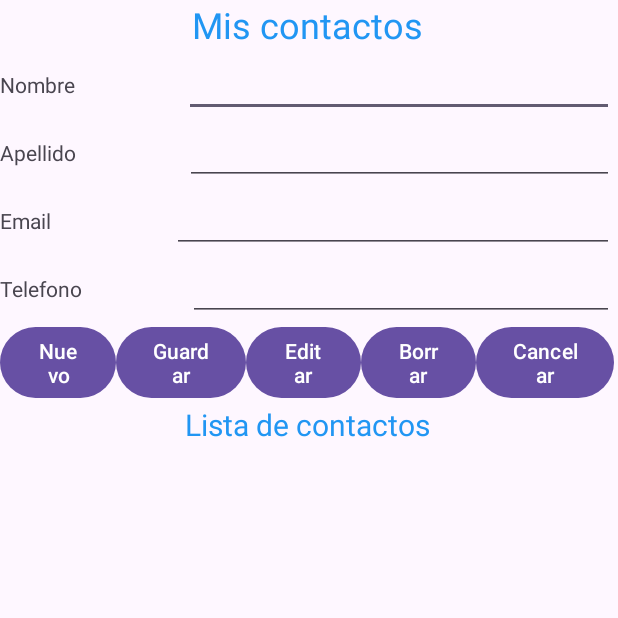
After one commit to ioancallay/Contactos, an Android app: the contactos screen opened directly, with no data from a screen before it, on a phone screen of 412 x 824 dp, the top half of it. The commit adds this screen. Run offline under Robolectric (Android 15) with nearby library versions, the phone set to English and light mode, and no system bars.

```diff
--- a/app/src/main/AndroidManifest.xml
+++ b/app/src/main/AndroidManifest.xml
@@ -16,18 +16,20 @@
         android:usesCleartextTraffic="true"
         tools:targetApi="31">
         <activity
+            android:name=".contactos"
+            android:exported="false" />
+        <activity
             android:name=".loggin"
-            android:exported="true" >
+            android:exported="true">
             <intent-filter>
-        <action android:name="android.intent.action.MAIN" />
+                <action android:name="android.intent.action.MAIN" />
 
-        <category android:name="android.intent.category.LAUNCHER" />
-    </intent-filter>
-    </activity>
+                <category android:name="android.intent.category.LAUNCHER" />
+            </intent-filter>
+        </activity>
         <activity
             android:name=".MainActivity"
             android:exported="true" />
-
     </application>
 
 </manifest>
--- /dev/null
+++ b/app/src/main/java/com/example/contactos/contactos.kt
@@ -0,0 +1,20 @@
+package com.example.contactos
+
+import android.os.Bundle
+import androidx.activity.enableEdgeToEdge
+import androidx.appcompat.app.AppCompatActivity
+import androidx.core.view.ViewCompat
+import androidx.core.view.WindowInsetsCompat
+
+class contactos : AppCompatActivity() {
+    override fun onCreate(savedInstanceState: Bundle?) {
+        super.onCreate(savedInstanceState)
+        enableEdgeToEdge()
+        setContentView(R.layout.activity_contactos)
+        ViewCompat.setOnApplyWindowInsetsListener(findViewById(R.id.main)) { v, insets ->
+            val systemBars = insets.getInsets(WindowInsetsCompat.Type.systemBars())
+            v.setPadding(systemBars.left, systemBars.top, systemBars.right, systemBars.bottom)
+            insets
+        }
+    }
+}
--- a/app/src/main/java/com/example/contactos/loggin.kt
+++ b/app/src/main/java/com/example/contactos/loggin.kt
@@ -1,5 +1,6 @@
 package com.example.contactos
 
+import android.content.Intent
 import android.os.Bundle
 import android.widget.Button
 import android.widget.EditText
@@ -44,7 +45,7 @@ class loggin : AppCompatActivity() {
                     Toast.makeText(applicationContext, "Ingrese la contraseña", Toast.LENGTH_SHORT).show()
                 }
                 else->{
-                    check_loggin(txtUsuario.text.toString(), txtPasswd.text.toString())
+                    login(txtUsuario.text.toString(), txtPasswd.text.toString())
                 }
             }
         }
@@ -56,33 +57,34 @@ class loggin : AppCompatActivity() {
         btnLogin = findViewById(R.id.btn_login)
     }
 
-    private fun check_loggin(email: String, passwd:String){
+    private fun login(email: String, passwd:String){
         val campos = JSONObject()
         campos.put("accion", "login")
         campos.put("email", email)
         campos.put("password", passwd)
-
         val rq = Volley.newRequestQueue(this)
         val jsoresp = JsonObjectRequest(Request.Method.POST, apis, campos,
             {
                     s->
                 try {
                     val obj = (s)
-                if (obj.getBoolean("estado")){
+                    if(obj.getBoolean("estado")){
                         val array = obj.getJSONArray("data")
                         val dato = array.getJSONObject(0)
-                    Toast.makeText(applicationContext, obj.getString("response"), Toast.LENGTH_SHORT).show()
-
-                } else {
-                    Toast.makeText(applicationContext, obj.getString("response"), Toast.LENGTH_SHORT).show()
+                        //val dato = obj.getJSONObject(0)
+                        Toast.makeText(applicationContext, obj.getString("response").toString(), Toast.LENGTH_LONG).show()
+                        val form2 = Intent(this, MainActivity::class.java)
+                        startActivity(form2)
                     }
-            } catch (e: JSONException){
-                Toast.makeText(applicationContext, e.toString(), Toast.LENGTH_SHORT).show()
+                    else{
+                        Toast.makeText(applicationContext, obj.getString("response").toString(), Toast.LENGTH_LONG).show()
                     }
 
-        }, {
-            volleyError-> Toast.makeText(applicationContext, volleyError.message, Toast.LENGTH_SHORT).show()
-        })
+                } catch (e: JSONException){
+                    Toast.makeText(applicationContext, e.toString(), Toast.LENGTH_LONG).show()
+                }
+            },
+            { volleyError-> Toast.makeText(applicationContext, volleyError.message, Toast.LENGTH_LONG).show() })
         rq.add(jsoresp)
     }
 }
--- /dev/null
+++ b/app/src/main/res/layout/activity_contactos.xml
@@ -0,0 +1,187 @@
+<?xml version="1.0" encoding="utf-8"?>
+<androidx.constraintlayout.widget.ConstraintLayout xmlns:android="http://schemas.android.com/apk/res/android"
+    xmlns:app="http://schemas.android.com/apk/res-auto"
+    xmlns:tools="http://schemas.android.com/tools"
+    android:id="@+id/main"
+    android:layout_width="match_parent"
+    android:layout_height="match_parent"
+    android:textAlignment="center"
+    android:textDirection="firstStrong"
+    tools:context=".contactos">
+
+    <LinearLayout
+        android:layout_width="409dp"
+        android:layout_height="729dp"
+        android:orientation="vertical"
+        tools:layout_editor_absoluteX="1dp"
+        tools:layout_editor_absoluteY="1dp">
+
+        <LinearLayout
+            android:layout_width="match_parent"
+            android:layout_height="wrap_content"
+            android:orientation="horizontal">
+
+            <TextView
+                android:id="@+id/textView"
+                android:layout_width="wrap_content"
+                android:layout_height="match_parent"
+                android:layout_weight="1"
+                android:text="@string/lbl_misContactos"
+                android:textAlignment="center"
+                android:textColor="#2196F3"
+                android:textSize="24sp" />
+        </LinearLayout>
+
+        <LinearLayout
+            android:layout_width="match_parent"
+            android:layout_height="wrap_content"
+            android:orientation="horizontal">
+
+            <TextView
+                android:id="@+id/textView2"
+                android:layout_width="wrap_content"
+                android:layout_height="wrap_content"
+                android:layout_weight="1"
+                android:text="@string/lbl_nombre" />
+
+            <EditText
+                android:id="@+id/txt_nom_contacto"
+                android:layout_width="wrap_content"
+                android:layout_height="wrap_content"
+                android:layout_weight="1"
+                android:ems="10"
+                android:inputType="text" />
+        </LinearLayout>
+
+        <LinearLayout
+            android:layout_width="match_parent"
+            android:layout_height="wrap_content"
+            android:orientation="horizontal">
+
+            <TextView
+                android:id="@+id/textView9"
+                android:layout_width="wrap_content"
+                android:layout_height="wrap_content"
+                android:layout_weight="1"
+                android:text="@string/lbl_apellido" />
+
+            <EditText
+                android:id="@+id/txt_ape_contacto"
+                android:layout_width="wrap_content"
+                android:layout_height="wrap_content"
+                android:layout_weight="1"
+                android:ems="10"
+                android:inputType="text" />
+        </LinearLayout>
+
+        <LinearLayout
+            android:layout_width="match_parent"
+            android:layout_height="wrap_content"
+            android:orientation="horizontal">
+
+            <TextView
+                android:id="@+id/textView11"
+                android:layout_width="wrap_content"
+                android:layout_height="wrap_content"
+                android:layout_weight="1"
+                android:text="@string/lbl_email" />
+
+            <EditText
+                android:id="@+id/txt_correo_contacto"
+                android:layout_width="wrap_content"
+                android:layout_height="wrap_content"
+                android:layout_weight="1"
+                android:ems="10"
+                android:inputType="text" />
+        </LinearLayout>
+
+        <LinearLayout
+            android:layout_width="match_parent"
+            android:layout_height="wrap_content"
+            android:orientation="horizontal">
+
+            <TextView
+                android:id="@+id/textView12"
+                android:layout_width="wrap_content"
+                android:layout_height="wrap_content"
+                android:layout_weight="1"
+                android:text="@string/lbl_telefono" />
+
+            <EditText
+                android:id="@+id/txt_telefono"
+                android:layout_width="wrap_content"
+                android:layout_height="wrap_content"
+                android:layout_weight="1"
+                android:ems="10"
+                android:inputType="text" />
+        </LinearLayout>
+
+        <LinearLayout
+            android:layout_width="match_parent"
+            android:layout_height="wrap_content"
+            android:orientation="horizontal">
+
+            <Button
+                android:id="@+id/btn_nuevo_con"
+                android:layout_width="wrap_content"
+                android:layout_height="wrap_content"
+                android:layout_weight="1"
+                android:text="Nuevo" />
+
+            <Button
+                android:id="@+id/btn_guarda_con"
+                android:layout_width="wrap_content"
+                android:layout_height="wrap_content"
+                android:layout_weight="1"
+                android:text="@string/btn_guardar" />
+
+            <Button
+                android:id="@+id/btn_actualizar"
+                android:layout_width="wrap_content"
+                android:layout_height="wrap_content"
+                android:layout_weight="1"
+                android:text="@string/btn_editar" />
+
+            <Button
+                android:id="@+id/btn_borra_con"
+                android:layout_width="wrap_content"
+                android:layout_height="wrap_content"
+                android:layout_weight="1"
+                android:text="@string/btn_borrar" />
+
+            <Button
+                android:id="@+id/btn_cancela_con"
+                android:layout_width="wrap_content"
+                android:layout_height="wrap_content"
+                android:layout_weight="1"
+                android:text="@string/btn_cancelar" />
+        </LinearLayout>
+
+        <LinearLayout
+            android:layout_width="match_parent"
+            android:layout_height="wrap_content"
+            android:orientation="horizontal">
+
+            <TextView
+                android:id="@+id/textView14"
+                android:layout_width="wrap_content"
+                android:layout_height="wrap_content"
+                android:layout_weight="1"
+                android:text="@string/list_contactos"
+                android:textAlignment="center"
+                android:textColor="#2196F3"
+                android:textSize="20sp" />
+        </LinearLayout>
+
+        <LinearLayout
+            android:layout_width="match_parent"
+            android:layout_height="wrap_content"
+            android:orientation="horizontal">
+
+            <ListView
+                android:id="@+id/list_contactos"
+                android:layout_width="match_parent"
+                android:layout_height="match_parent" />
+        </LinearLayout>
+    </LinearLayout>
+</androidx.constraintlayout.widget.ConstraintLayout>
--- a/app/src/main/res/values/strings.xml
+++ b/app/src/main/res/values/strings.xml
@@ -13,4 +13,8 @@
     <string name="btn_loggin">Loggin</string>
     <string name="lbl_usuario">Usuario</string>
     <string name="lbl_loggin">Loggin</string>
+    <string name="lbl_misContactos">Mis contactos</string>
+    <string name="lbl_telefono">Telefono</string>
+    <string name="list_contactos">Lista de contactos</string>
+    <string name="list_personas">Lista de personsas</string>
 </resources>
```
Lines whose indentation alone changed are shown as unchanged.
